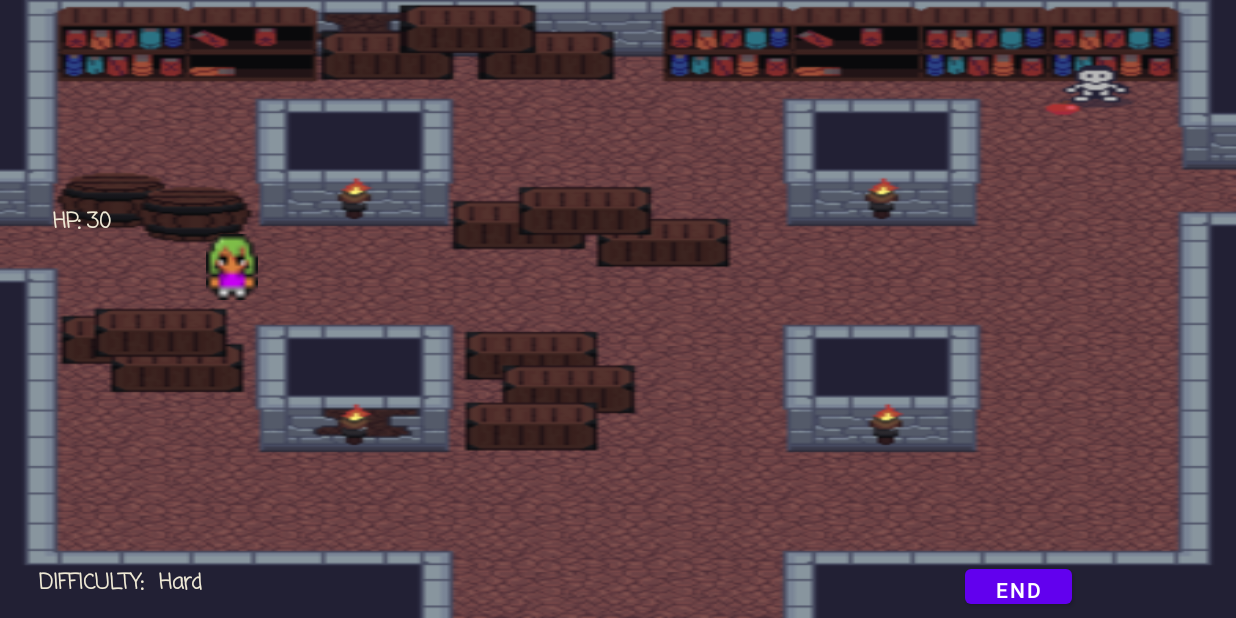
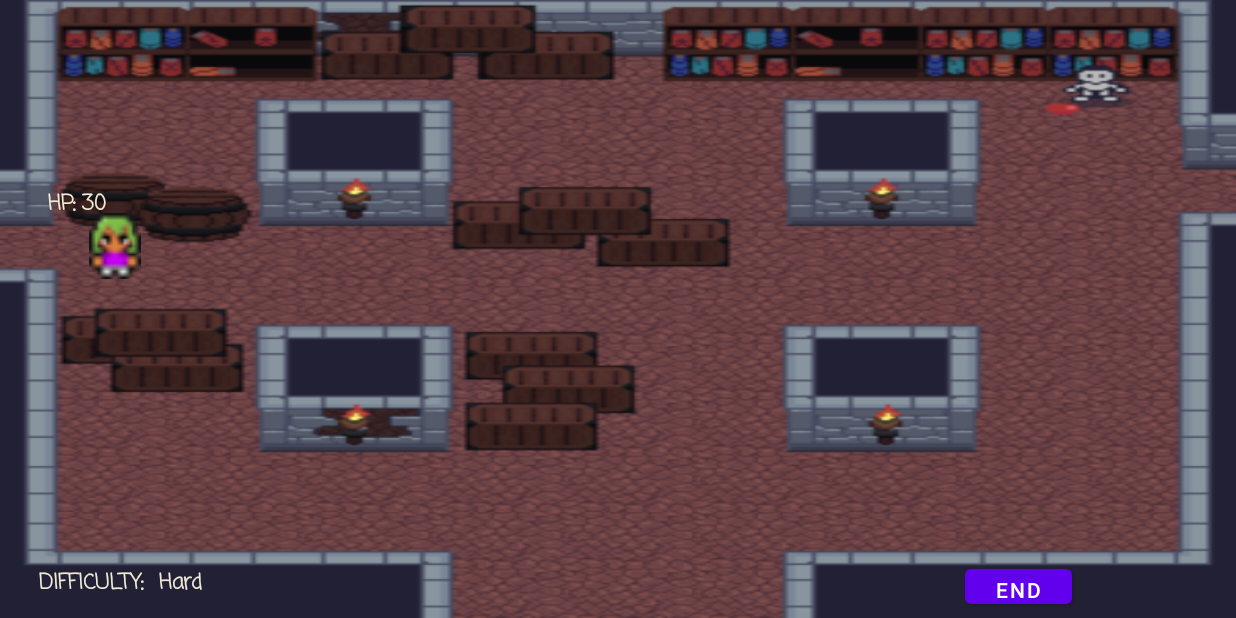
Before and after one commit to Caljorb/CS2340C_Team51, an Android app: the GameActivity screen opened directly, with no data from a screen before it, on a phone screen of 824 x 412 dp (held sideways). Run offline under Robolectric (Android 15) with nearby library versions, the phone set to English and light mode, and no system bars.

Commit message:
Fixed positioning of characters

```diff
--- a/CS2340C_Team51/app/src/main/res/layout/activity_game_screen.xml
+++ b/CS2340C_Team51/app/src/main/res/layout/activity_game_screen.xml
@@ -123,10 +123,10 @@
         android:layout_alignParentTop="true"
         android:layout_alignParentEnd="true"
         android:layout_centerVertical="true"
-        android:layout_marginTop="156dp"
-        android:layout_marginEnd="649dp"
+        android:layout_marginTop="142dp"
+        android:layout_marginEnd="727dp"
         android:src="@drawable/char1"
-        android:visibility="gone" />
+        android:visibility="gone"/>
 
     <ImageView
         android:id="@+id/char2"
@@ -135,8 +135,8 @@
         android:layout_alignParentTop="true"
         android:layout_alignParentEnd="true"
         android:layout_centerVertical="true"
-        android:layout_marginTop="156dp"
-        android:layout_marginEnd="649dp"
+        android:layout_marginTop="142dp"
+        android:layout_marginEnd="727dp"
         android:src="@drawable/mushroomchar"
         android:visibility="gone" />
 
@@ -147,8 +147,8 @@
         android:layout_alignParentTop="true"
         android:layout_alignParentEnd="true"
         android:layout_centerVertical="true"
-        android:layout_marginTop="156dp"
-        android:layout_marginEnd="649dp"
+        android:layout_marginTop="142dp"
+        android:layout_marginEnd="727dp"
         android:src="@drawable/f_09char"
         android:visibility="gone" />
 
@@ -159,10 +159,9 @@
         android:layout_alignParentStart="true"
         android:layout_alignParentTop="true"
         android:layout_centerVertical="true"
-        android:layout_marginStart="35dp"
-        android:layout_marginTop="137dp"
+        android:layout_marginStart="32dp"
+        android:layout_marginTop="125dp"
         android:fontFamily="casual"
-        android:text="HP: 100"
         android:textColor="#F0EAD6"
         android:textStyle="bold"
         app:layout_constraintBottom_toBottomOf="parent"
@@ -172,6 +171,7 @@
         app:layout_constraintStart_toStartOf="parent"
         app:layout_constraintTop_toTopOf="parent"
         app:layout_constraintVertical_bias="0.0"
+        android:text="HP: 100"
         android:visibility="gone" />
 
     <TextView
@@ -181,10 +181,9 @@
         android:layout_alignParentStart="true"
         android:layout_alignParentTop="true"
         android:layout_centerVertical="true"
-        android:layout_marginStart="35dp"
-        android:layout_marginTop="137dp"
+        android:layout_marginStart="32dp"
+        android:layout_marginTop="125dp"
         android:fontFamily="casual"
-        android:text="HP: 50"
         android:textColor="#F0EAD6"
         android:textStyle="bold"
         app:layout_constraintBottom_toBottomOf="parent"
@@ -194,6 +193,7 @@
         app:layout_constraintStart_toStartOf="parent"
         app:layout_constraintTop_toTopOf="parent"
         app:layout_constraintVertical_bias="0.0"
+        android:text="HP: 50"
         android:visibility="gone" />
 
     <TextView
@@ -203,10 +203,9 @@
         android:layout_alignParentStart="true"
         android:layout_alignParentTop="true"
         android:layout_centerVertical="true"
-        android:layout_marginStart="35dp"
-        android:layout_marginTop="137dp"
+        android:layout_marginStart="32dp"
+        android:layout_marginTop="125dp"
         android:fontFamily="casual"
-        android:text="HP: 30"
         android:textColor="#F0EAD6"
         android:textStyle="bold"
         app:layout_constraintBottom_toBottomOf="parent"
@@ -216,6 +215,7 @@
         app:layout_constraintStart_toStartOf="parent"
         app:layout_constraintTop_toTopOf="parent"
         app:layout_constraintVertical_bias="0.0"
+        android:text="HP: 30"
         android:visibility="gone" />
 
 </RelativeLayout>
```
